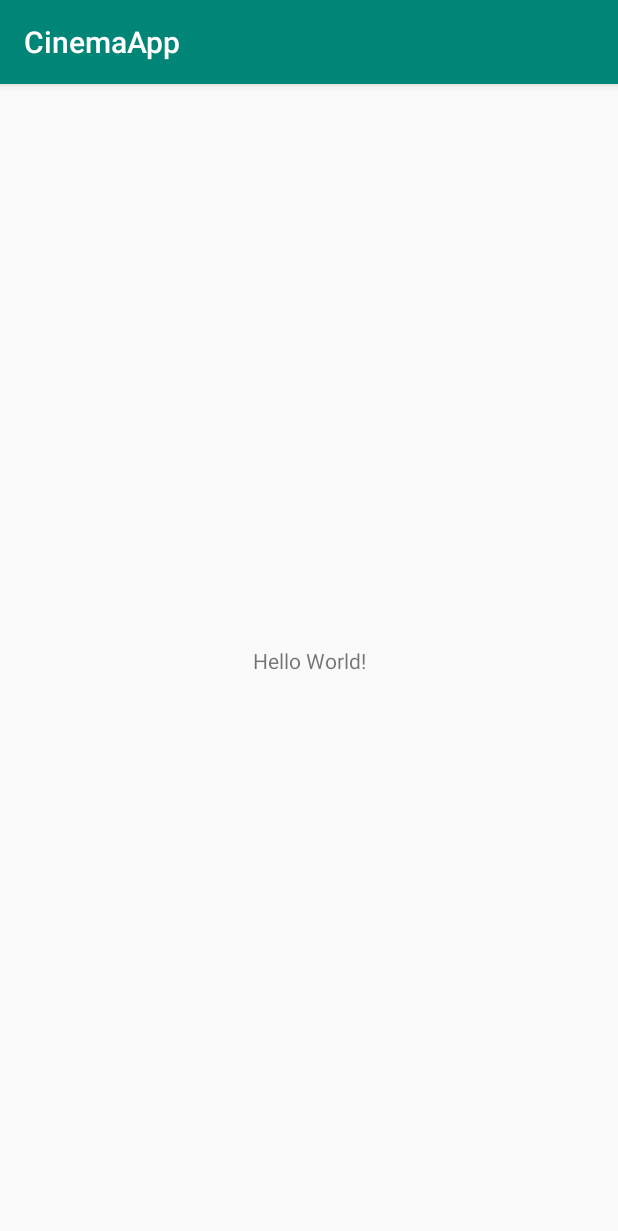
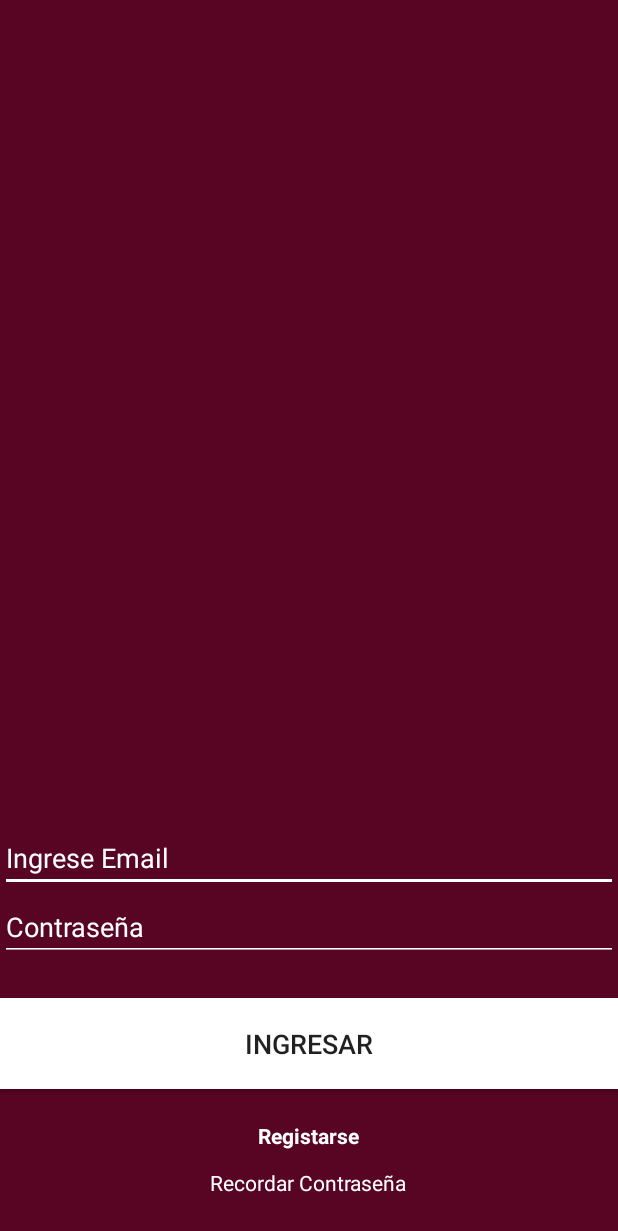
Before and after one commit to BGaeteAlvear/CinemaApp, an Android app: the screen it shows after launch (MainActivity before the commit, LoginActivity after it), on a phone screen of 412 x 824 dp. Shown: the top 1231 px of the screen. Run offline under Robolectric (Android 15) with nearby library versions, the phone set to English and light mode, and no system bars.

Commit message:
vista login

```diff
--- a/app/build.gradle
+++ b/app/build.gradle
@@ -24,10 +24,11 @@ android {
 
 dependencies {
     implementation fileTree(dir: 'libs', include: ['*.jar'])
-    implementation"org.jetbrains.kotlin:kotlin-stdlib-jdk7:$kotlin_version"
+    implementation "org.jetbrains.kotlin:kotlin-stdlib-jdk7:$kotlin_version"
     implementation 'com.android.support:appcompat-v7:28.0.0'
     implementation 'com.android.support.constraint:constraint-layout:1.1.3'
     testImplementation 'junit:junit:4.12'
     androidTestImplementation 'com.android.support.test:runner:1.0.2'
     androidTestImplementation 'com.android.support.test.espresso:espresso-core:3.0.2'
+    implementation 'com.android.support:recyclerview-v7:28.0.0'
 }
--- a/app/src/main/AndroidManifest.xml
+++ b/app/src/main/AndroidManifest.xml
@@ -16,6 +16,8 @@
                 <category android:name="android.intent.category.LAUNCHER"/>
             </intent-filter>
         </activity>
+        <activity android:name=".LoginActivity">
+        </activity>
     </application>
 
 </manifest>
--- /dev/null
+++ b/app/src/main/java/cl/landsys/macbookpro/cinemaapp/LoginActivity.kt
@@ -0,0 +1,12 @@
+package cl.landsys.macbookpro.cinemaapp
+
+import android.support.v7.app.AppCompatActivity
+import android.os.Bundle
+
+class LoginActivity : AppCompatActivity() {
+
+    override fun onCreate(savedInstanceState: Bundle?) {
+        super.onCreate(savedInstanceState)
+        setContentView(R.layout.activity_login)
+    }
+}
--- a/app/src/main/java/cl/landsys/macbookpro/cinemaapp/MainActivity.kt
+++ b/app/src/main/java/cl/landsys/macbookpro/cinemaapp/MainActivity.kt
@@ -1,5 +1,6 @@
 package cl.landsys.macbookpro.cinemaapp
 
+import android.content.Intent
 import android.support.v7.app.AppCompatActivity
 import android.os.Bundle
 
@@ -8,5 +9,9 @@ class MainActivity : AppCompatActivity() {
     override fun onCreate(savedInstanceState: Bundle?) {
         super.onCreate(savedInstanceState)
         setContentView(R.layout.activity_main)
+
+        val intent = Intent(this.applicationContext,LoginActivity::class.java )
+        startActivity(intent)
+        finish()
     }
 }
--- /dev/null
+++ b/app/src/main/res/layout/activity_login.xml
@@ -0,0 +1,50 @@
+<?xml version="1.0" encoding="utf-8"?>
+<RelativeLayout
+        xmlns:android="http://schemas.android.com/apk/res/android"
+        xmlns:tools="http://schemas.android.com/tools"
+        xmlns:app="http://schemas.android.com/apk/res-auto"
+        android:layout_width="match_parent"
+        android:layout_height="match_parent"
+        tools:context=".LoginActivity" android:background="@color/colorAccent">
+
+    <Button
+            android:text="Ingresar"
+            android:layout_width="match_parent"
+            android:layout_height="wrap_content"
+            android:layout_alignParentBottom="true" android:id="@+id/btnIngresar" android:layout_marginBottom="98dp"
+            android:layout_alignParentStart="true" android:layout_marginStart="0dp"
+            android:background="@android:color/white" android:padding="18dp" android:textSize="18sp"/>
+    <EditText
+            android:layout_width="match_parent"
+            android:layout_height="wrap_content"
+            android:inputType="textEmailAddress"
+            android:ems="10"
+            android:layout_alignParentBottom="true" android:id="@+id/in_email"
+            android:layout_marginBottom="229dp" android:textColorLink="@android:color/white"
+            android:textColor="@android:color/white"
+            android:backgroundTint="@android:color/white"
+            android:layout_alignParentStart="true" android:layout_marginStart="0dp"
+            android:hint="Ingrese Email" android:textColorHint="@android:color/white"/>
+    <EditText
+            android:layout_width="match_parent"
+            android:layout_height="wrap_content"
+            android:inputType="textPassword"
+            android:ems="10"
+            android:layout_alignParentBottom="true" android:id="@+id/editText3"
+            android:backgroundTint="@android:color/white"
+            android:layout_marginBottom="183dp" android:textColor="@android:color/white"
+            android:layout_alignParentStart="true" android:hint="Contraseña"
+            android:textColorHint="@android:color/white"/>
+    <TextView
+            android:text="Registarse"
+            android:layout_width="wrap_content"
+            android:layout_height="wrap_content" android:layout_centerHorizontal="true"
+            android:layout_alignParentBottom="true" android:id="@+id/textView2" android:layout_marginBottom="57dp"
+            android:textColor="@android:color/white" android:textStyle="bold"/>
+    <TextView
+            android:text="Recordar Contraseña"
+            android:layout_width="wrap_content"
+            android:layout_height="wrap_content" android:layout_alignParentBottom="true" android:id="@+id/ctextView3"
+            android:layout_alignStart="@+id/textView2" android:layout_marginBottom="26dp"
+            android:layout_marginStart="-32dp" android:textColor="@android:color/white"/>
+</RelativeLayout>
--- a/app/src/main/res/values/colors.xml
+++ b/app/src/main/res/values/colors.xml
@@ -2,5 +2,5 @@
 <resources>
     <color name="colorPrimary">#008577</color>
     <color name="colorPrimaryDark">#00574B</color>
-    <color name="colorAccent">#D81B60</color>
+    <color name="colorAccent">#570522</color>
 </resources>
--- a/app/src/main/res/values/styles.xml
+++ b/app/src/main/res/values/styles.xml
@@ -1,7 +1,7 @@
 <resources>
 
     <!-- Base application theme. -->
-    <style name="AppTheme" parent="Theme.AppCompat.Light.DarkActionBar">
+    <style name="AppTheme" parent="Theme.AppCompat.Light.NoActionBar">
         <!-- Customize your theme here. -->
         <item name="colorPrimary">@color/colorPrimary</item>
         <item name="colorPrimaryDark">@color/colorPrimaryDark</item>
```
